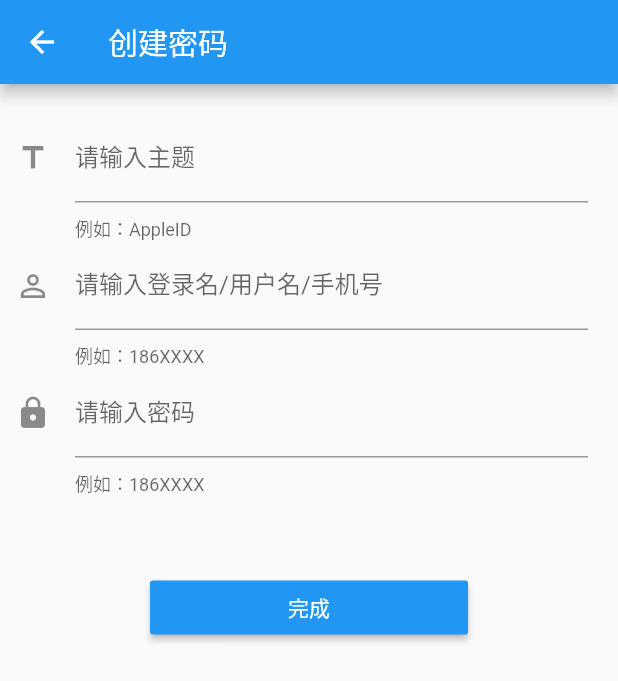
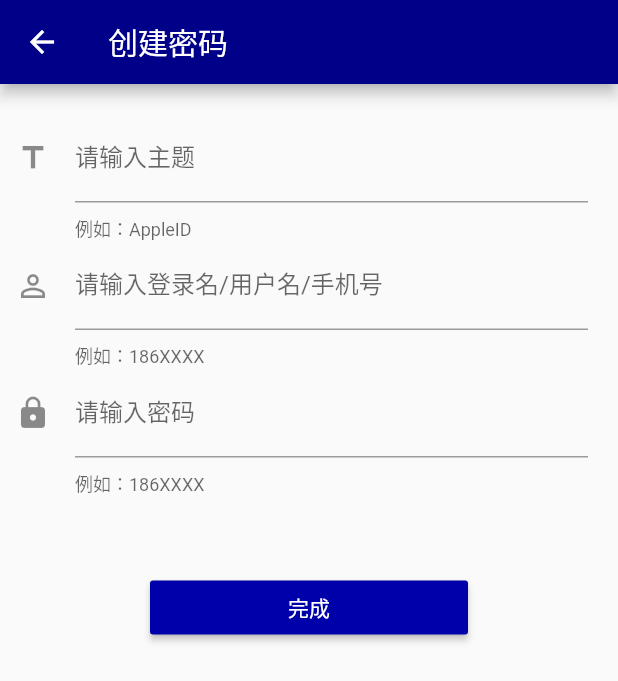
Before and after one commit to Muzibaoyu91/passwordbox, a Flutter app: the CreatePW screen opened directly, on a phone screen of 412 x 824 dp. Shown: the top 681 px of the screen. Run offline on Flutter 3.47's test engine with Material 2 defaults, Android fonts, the phone set to English and light mode, and no system bars; our stand-ins replace sqflite; accounts and stored records are empty.

Commit message:
修改主题色

```diff
--- a/lib/CreatePW.dart
+++ b/lib/CreatePW.dart
@@ -1,6 +1,7 @@
 import 'package:flutter/material.dart';
 import 'package:fl_pwbox/PWModel.dart';
 import 'DataManager.dart';
+import 'Global.dart';
 
 class CreatePW extends StatefulWidget {
   CreatePW({Key key, this.originalPWModel}) : super(key: key);
@@ -148,9 +149,9 @@ class _CreatePWState extends State<CreatePW> {
                             new SnackBar(content: new Text("输入不能为空")));
                       }
                     },
-                    color: Colors.blue,
-                    highlightColor: Colors.lightBlueAccent,
-                    disabledColor: Colors.lightBlueAccent,
+                    color: LightColor,
+                    highlightColor: LightColor,
+                    disabledColor: LightColor,
                     child: new Text(
                       "完成",
                       style: new TextStyle(color: Colors.white),
--- /dev/null
+++ b/lib/Global.dart
@@ -0,0 +1,4 @@
+import 'dart:ui';
+
+final GloablColor = Color.fromRGBO(0, 0, 136, 1);
+final LightColor = Color.fromRGBO(0, 0, 170, 1);
--- a/lib/Home.dart
+++ b/lib/Home.dart
@@ -2,6 +2,7 @@ import 'package:flutter/material.dart';
 import 'PWModel.dart';
 import 'CreatePW.dart';
 import 'DataManager.dart';
+import 'Global.dart';
 
 class Home extends StatefulWidget {
   Home({Key key}) : super(key: key);
@@ -76,7 +77,7 @@ class _HomeState extends State<Home> {
         itemBuilder: (context, index) {
           return ListTile(
             leading: new CircleAvatar(
-                backgroundColor: Colors.blueAccent,
+                backgroundColor: LightColor,
                 child: new Text(
                   '${dataSource[index].themeName[0].toUpperCase()}',
                   style: new TextStyle(
@@ -123,7 +124,7 @@ class _HomeState extends State<Home> {
         //分割器构造器
         separatorBuilder: (BuildContext context, int index) {
           return Divider(
-            color: Colors.blue,
+            color: GloablColor,
           );
         },
         //列表尾部
--- a/lib/Login.dart
+++ b/lib/Login.dart
@@ -1,7 +1,7 @@
 import 'package:flutter/material.dart';
 import 'Home.dart';
 import 'DataManager.dart';
-
+import 'Global.dart';
 
 class LoginPage extends StatefulWidget {
   @override
@@ -85,7 +85,7 @@ class _LoginPageState extends State<LoginPage> {
           }
         }
       },
-      color: Colors.blue,
+      color: LightColor,
       child: new Text(
         _localPassWord != null ? '登录' : '注册主密码',
         style: new TextStyle(color: Colors.white),
--- a/lib/main.dart
+++ b/lib/main.dart
@@ -1,6 +1,6 @@
 import 'package:flutter/material.dart';
 import 'Login.dart';
-
+import 'Global.dart';
 
 void main() => runApp(new MyApp());
 
@@ -9,6 +9,9 @@ class MyApp extends StatelessWidget{
   Widget build(BuildContext context){
     return new MaterialApp(
       title: '密码盒子',
+      theme: new ThemeData(
+        primaryColor: GloablColor,
+      ),
       home: new LoginPage(),
     );
   }
```
